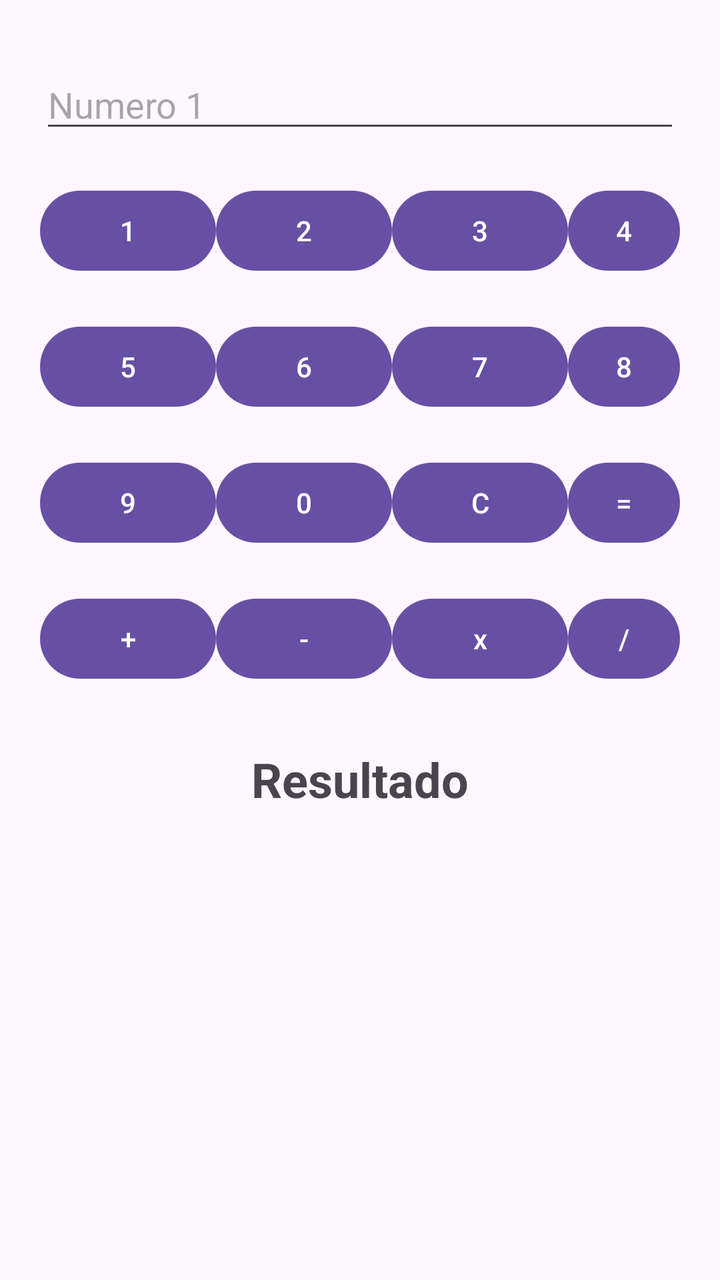
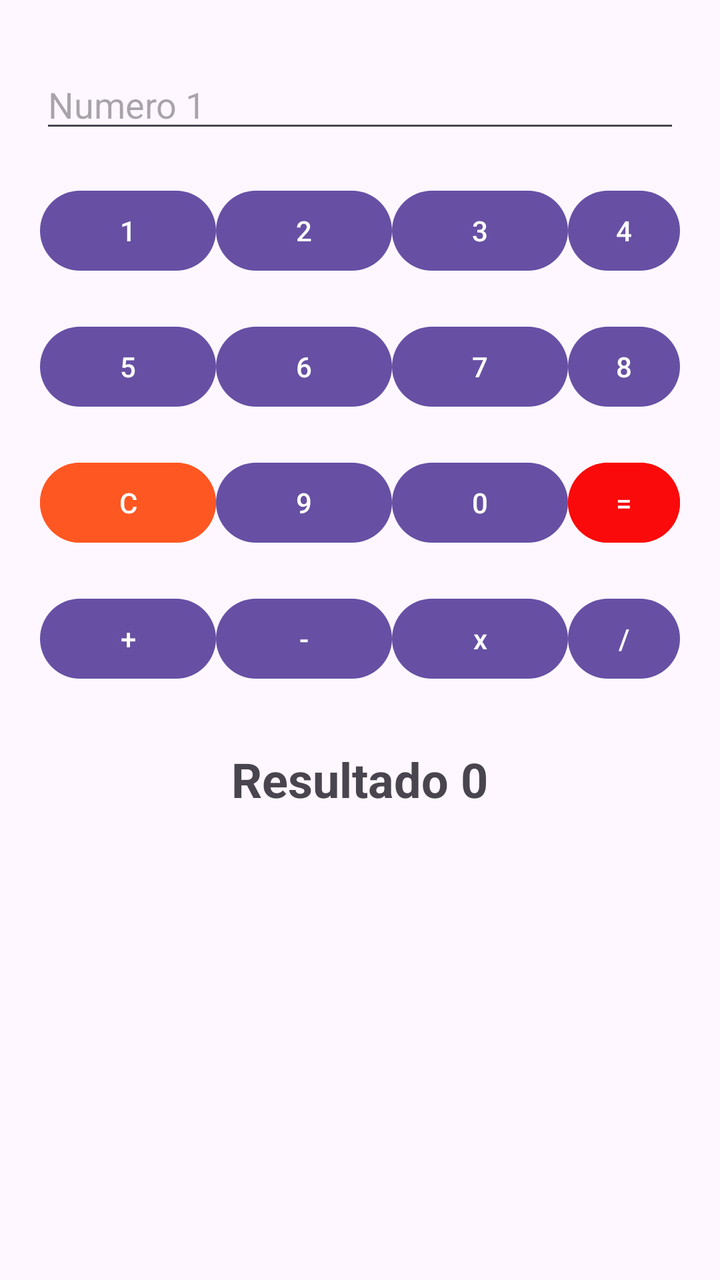

Two renders of the same Android screen: before a commit and after it. Below are the layout's source before the change and the commit's diff.
<!-- AndroidManifest.xml: application theme Theme.CalculadoraTarea -->
<!-- res/layout/activity_main.xml -->
<?xml version="1.0" encoding="utf-8"?>
<LinearLayout xmlns:android="http://schemas.android.com/apk/res/android"
    xmlns:app="http://schemas.android.com/apk/res-auto"
    xmlns:tools="http://schemas.android.com/tools"
    android:id="@+id/main"
    android:layout_width="match_parent"
    android:layout_height="match_parent"
    tools:context=".MainActivity"
    android:orientation="vertical"
    android:padding="20sp"
    android:gravity="center_horizontal">


    <EditText
        android:id="@+id/etNumero1"
        android:layout_width="match_parent"
        android:layout_height="wrap_content"
        android:hint="Numero 1"
        android:inputType="numberDecimal"
        android:layout_marginTop="10sp"/>

    <LinearLayout
        android:layout_width="wrap_content"
        android:layout_height="wrap_content"
        android:orientation="horizontal"
        android:layout_marginTop="20sp"
        android:layout_gravity="center">

        <Button
            android:id="@+id/btn1"
            android:layout_width="wrap_content"
            android:layout_height="wrap_content"
            android:text="1"/>

        <Button
            android:id="@+id/btn2"
            android:layout_width="wrap_content"
            android:layout_height="wrap_content"
            android:text="2"/>

        <Button
            android:id="@+id/btn3"
            android:layout_width="wrap_content"
            android:layout_height="wrap_content"
            android:text="3"/>

        <Button
            android:id="@+id/btn4"
            android:layout_width="wrap_content"
            android:layout_height="wrap_content"
            android:text="4"/>

    </LinearLayout>

    <LinearLayout
        android:layout_width="wrap_content"
        android:layout_height="wrap_content"
        android:orientation="horizontal"
        android:layout_marginTop="20sp"
        android:layout_gravity="center">

        <Button
            android:id="@+id/btn5"
            android:layout_width="wrap_content"
            android:layout_height="wrap_content"
            android:text="5"/>

        <Button
            android:id="@+id/btn6"
            android:layout_width="wrap_content"
            android:layout_height="wrap_content"
            android:text="6"/>

        <Button
            android:id="@+id/btn7"
            android:layout_width="wrap_content"
            android:layout_height="wrap_content"
            android:text="7"/>

        <Button
            android:id="@+id/btn8"
            android:layout_width="wrap_content"
            android:layout_height="wrap_content"
            android:text="8"/>

    </LinearLayout>

    <LinearLayout
        android:layout_width="wrap_content"
        android:layout_height="wrap_content"
        android:orientation="horizontal"
        android:layout_marginTop="20sp"
        android:layout_gravity="center">

        <Button
            android:id="@+id/btn9"
            android:layout_width="wrap_content"
            android:layout_height="wrap_content"
            android:text="9"/>

        <Button
            android:id="@+id/btn0"
            android:layout_width="wrap_content"
            android:layout_height="wrap_content"
            android:text="0"/>

        <Button
            android:id="@+id/btnLimpiar"
            android:layout_width="wrap_content"
            android:layout_height="wrap_content"
            android:text="C"/>

        <Button
            android:id="@+id/btnIgual"
            android:layout_width="wrap_content"
            android:layout_height="wrap_content"
            android:text="="/>


    </LinearLayout>
    
    <LinearLayout
        android:layout_width="match_parent"
        android:layout_height="wrap_content"
        android:layout_marginTop="20sp"
        android:orientation="horizontal"
        android:gravity="center">

        
        <Button
            android:id="@+id/btnSuma"
            android:layout_width="wrap_content"
            android:layout_height="wrap_content"
            android:text="+"/>


        <Button
            android:id="@+id/btnResta"
            android:layout_width="wrap_content"
            android:layout_height="wrap_content"
            android:text="-"/>

        <Button
            android:id="@+id/btnMult"
            android:layout_width="wrap_content"
            android:layout_height="wrap_content"
            android:text="x"/>

        <Button
            android:id="@+id/btnDiv"
            android:layout_width="wrap_content"
            android:layout_height="wrap_content"
            android:text="/"/>

    </LinearLayout>


    <TextView
        android:id="@+id/txvResutado"
        android:layout_width="wrap_content"
        android:layout_height="wrap_content"
        android:layout_marginTop="30sp"
        android:text="Resultado"
        android:textSize="24sp"
        android:textStyle="bold" />

</LinearLayout>
<!-- resources referenced by this layout -->
<resources>
  <style name="Theme.CalculadoraTarea" parent="Base.Theme.CalculadoraTarea" />
  <style name="Base.Theme.CalculadoraTarea" parent="Theme.Material3.DayNight.NoActionBar">
          
          
      </style>
</resources>

<!-- the commit's change to res/layout/activity_main.xml (unified diff, before → after) -->
@@ -93,6 +93,13 @@
         android:layout_gravity="center">
 
         <Button
+            android:id="@+id/btnLimpiar"
+            android:layout_width="wrap_content"
+            android:layout_height="wrap_content"
+            android:backgroundTint="#FF5722"
+            android:text="C"/>
+
+        <Button
             android:id="@+id/btn9"
             android:layout_width="wrap_content"
             android:layout_height="wrap_content"
@@ -105,15 +112,10 @@
             android:text="0"/>
 
         <Button
-            android:id="@+id/btnLimpiar"
-            android:layout_width="wrap_content"
-            android:layout_height="wrap_content"
-            android:text="C"/>
-
-        <Button
             android:id="@+id/btnIgual"
             android:layout_width="wrap_content"
             android:layout_height="wrap_content"
+            android:backgroundTint="#FA0A0A"
             android:text="="/>
 
 
@@ -160,8 +162,8 @@
         android:layout_width="wrap_content"
         android:layout_height="wrap_content"
         android:layout_marginTop="30sp"
-        android:text="Resultado"
+        android:text="Resultado 0"
         android:textSize="24sp"
-        android:textStyle="bold" />
+        android:textStyle="bold"/>
 
 </LinearLayout>
